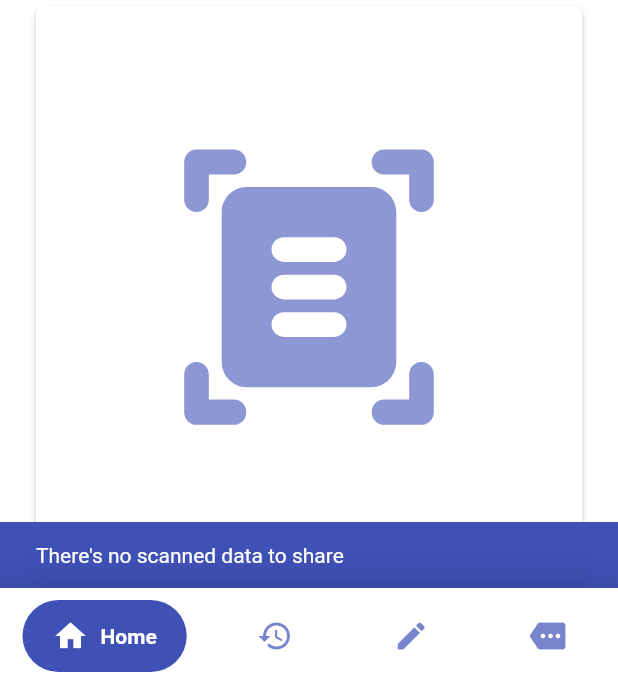
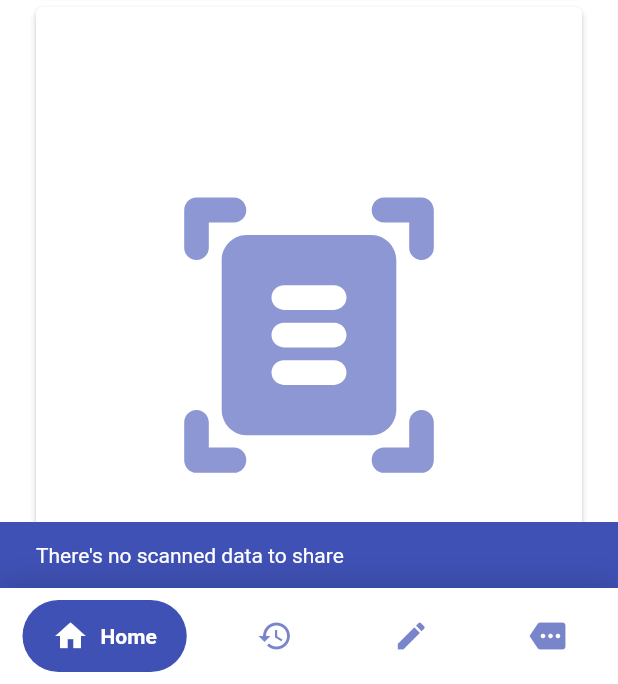
Before and after one commit to MeshackT/scanner, a Flutter app: the screen it shows after launch, after a tap on the "share" icon, on a phone screen of 412 x 824 dp, the part 552-1236 px from its top. Run offline on Flutter 3.47's test engine with Material 2 defaults, Android fonts, the phone set to English and light mode, and no system bars; drawn by our look-alikes of google_nav_bar; our stand-ins replace fluttertoast, image_gallery_saver, logger, permission_handler, qr_flutter, screenshot and 2 more; missing offline and left inert: esys_flutter_share_plus, flutter_barcode_scanner, flutter_share; accounts and stored records are empty; Roboto replaces fonts that are missing (Poppins).

```diff
--- a/lib/CreateHome.dart
+++ b/lib/CreateHome.dart
@@ -27,18 +27,20 @@ class _CreateHomeState extends State<CreateHome> {
 
   @override
   Widget build(BuildContext context) {
-    return Container(
+    return SafeArea(
+      child: Container(
         width: MediaQuery.of(context).size.width,
         height: MediaQuery.of(context).size.height,
         child: SingleChildScrollView(
           child: Column(
             children: [
               Padding(
-              padding: const EdgeInsets.symmetric(horizontal: 20, vertical: 20),
+                padding:
+                    const EdgeInsets.symmetric(horizontal: 20, vertical: 20),
                 child: Column(
                   children: [
-                  Reuse.HeaderText(
-                      context, "Converting", "Convert your text to a qr code"),
+                    Reuse.HeaderText(context, "Converting",
+                        "Convert your text to a qr code"),
                     SizedBox(
                       height: 10,
                     ),
@@ -59,8 +61,9 @@ class _CreateHomeState extends State<CreateHome> {
                             hintText: "Your text here",
                             hintStyle: textStyleText.copyWith(
                               fontWeight: FontWeight.w800,
-                            color:
-                                Theme.of(context).primaryColor.withOpacity(.7),
+                              color: Theme.of(context)
+                                  .primaryColor
+                                  .withOpacity(.7),
                             ),
                             border: OutlineInputBorder(
                               borderSide: BorderSide(
@@ -223,6 +226,7 @@ class _CreateHomeState extends State<CreateHome> {
                                   color: Colors
                                       .black, // Set the QR code pattern color to black
                                 ),
+                                size: 220,
                                 // Set the background color to white
                               ),
                             ),
@@ -234,6 +238,7 @@ class _CreateHomeState extends State<CreateHome> {
                 ),
               ),
             ],
+          ),
         ),
       ),
     );
--- a/lib/MoreHome.dart
+++ b/lib/MoreHome.dart
@@ -21,14 +21,20 @@ class MoreHome extends StatefulWidget {
 class _MoreHomeState extends State<MoreHome> {
   @override
   Widget build(BuildContext context) {
-    return SingleChildScrollView(
+    return SafeArea(
+      child: SingleChildScrollView(
+        child: Container(
+          width: MediaQuery.of(context).size.width,
+          height: MediaQuery.of(context).size.height,
+          color: Theme.of(context).primaryColorLight,
           child: Padding(
             padding: const EdgeInsets.symmetric(horizontal: 20, vertical: 20),
             child: Column(
               crossAxisAlignment: CrossAxisAlignment.start,
               mainAxisAlignment: MainAxisAlignment.start,
               children: [
-            Reuse.HeaderText(context, "Generals", "Send us feedback and share"),
+                Reuse.HeaderText(
+                    context, "Generals", "Send us feedback and share"),
                 Reuse.spaceBetween(),
                 ClipRRect(
                   borderRadius: BorderRadius.circular(10.0),
@@ -131,8 +137,9 @@ class _MoreHomeState extends State<MoreHome> {
                           onChanged: (val) async {
                             widget.toggleDarkMode(val);
                           },
-                      inactiveThumbColor:
-                          Theme.of(context).primaryColorLight.withOpacity(.6),
+                          inactiveThumbColor: Theme.of(context)
+                              .primaryColorLight
+                              .withOpacity(.6),
                           activeColor: Theme.of(context).primaryColor,
                           thumbIcon:
                               MaterialStateProperty.resolveWith((Set states) {
@@ -212,6 +219,8 @@ class _MoreHomeState extends State<MoreHome> {
                       fontSize: 14, color: Theme.of(context).primaryColor),
                 )
               ],
+            ),
+          ),
         ),
       ),
     );
--- a/lib/Navigation.dart
+++ b/lib/Navigation.dart
@@ -56,9 +56,9 @@ class _NavigationState extends State<Navigation> {
           darkModeEnabled: widget.darkModeEnabled,
           toggleDarkMode: widget.toggleDarkMode),
     ];
-    return SafeArea(
-      child: Scaffold(
+    return Scaffold(
       backgroundColor: Theme.of(context).primaryColorLight,
+      extendBody: true,
       body: PageView(
         controller: pageController,
         children: screens,
@@ -113,7 +113,6 @@ class _NavigationState extends State<Navigation> {
           ),
         ),
       ),
-      ),
     );
   }
 }
--- a/lib/ScannerHome.dart
+++ b/lib/ScannerHome.dart
@@ -127,7 +127,13 @@ class _ScannerHomeState extends State<ScannerHome> {
 
   @override
   Widget build(BuildContext context) {
-    return Padding(
+    return SafeArea(
+      child: SingleChildScrollView(
+        child: Container(
+          width: MediaQuery.of(context).size.width,
+          height: MediaQuery.of(context).size.height,
+          color: Theme.of(context).primaryColorLight,
+          child: Padding(
             padding: const EdgeInsets.symmetric(vertical: 20, horizontal: 20),
             child: Column(
               children: [
@@ -151,9 +157,12 @@ class _ScannerHomeState extends State<ScannerHome> {
                             child: Container(
                               height: MediaQuery.of(context).size.height / 11,
                               width: MediaQuery.of(context).size.width / 2.5,
-                        color: Theme.of(context).primaryColor.withOpacity(.6),
+                              color: Theme.of(context)
+                                  .primaryColor
+                                  .withOpacity(.6),
                               child: ElevatedButton(
-                            onPressed: () => scanQR(), child: Text('QR scan')),
+                                  onPressed: () => scanQR(),
+                                  child: Text('QR scan')),
                             ),
                           ),
                           Reuse.spaceBetween(),
@@ -164,11 +173,14 @@ class _ScannerHomeState extends State<ScannerHome> {
                               topLeft: Radius.circular(0),
                             ),
                             child: Container(
-                        color: Theme.of(context).primaryColor.withOpacity(.6),
+                              color: Theme.of(context)
+                                  .primaryColor
+                                  .withOpacity(.6),
                               height: MediaQuery.of(context).size.height / 11,
                               width: MediaQuery.of(context).size.width / 2.5,
                               child: ElevatedButton(
-                            onPressed: () => scanQR(), child: Text('Bar Code')),
+                                  onPressed: () => scanQR(),
+                                  child: Text('Bar Code')),
                             ),
                           ),
                           Reuse.spaceBetween(),
@@ -178,14 +190,15 @@ class _ScannerHomeState extends State<ScannerHome> {
                               color: Theme.of(context).primaryColorLight,
                               elevation: 1,
                               child: Container(
-                          padding:
-                              EdgeInsets.symmetric(vertical: 5, horizontal: 5),
+                                padding: EdgeInsets.symmetric(
+                                    vertical: 5, horizontal: 5),
                                 width: MediaQuery.of(context).size.width,
                                 // color:
                                 //     Theme.of(context).primaryColor.withOpacity(.09),
                                 child: Row(
                                   crossAxisAlignment: CrossAxisAlignment.center,
-                            mainAxisAlignment: MainAxisAlignment.spaceBetween,
+                                  mainAxisAlignment:
+                                      MainAxisAlignment.spaceBetween,
                                   children: [
                                     Row(
                                       children: [
@@ -201,7 +214,8 @@ class _ScannerHomeState extends State<ScannerHome> {
                                           'Scan result',
                                           textAlign: TextAlign.center,
                                           style: TextStyle(
-                                        color: Theme.of(context).primaryColor,
+                                              color: Theme.of(context)
+                                                  .primaryColor,
                                               fontSize: 20,
                                               fontWeight: FontWeight.w800),
                                         ),
@@ -251,7 +265,8 @@ class _ScannerHomeState extends State<ScannerHome> {
                       color: Theme.of(context).primaryColorLight,
                       child: Center(
                         child: Container(
-                    padding: EdgeInsets.symmetric(vertical: 5, horizontal: 5),
+                          padding:
+                              EdgeInsets.symmetric(vertical: 5, horizontal: 5),
                           width: MediaQuery.of(context).size.width,
                           color: Theme.of(context).primaryColorLight,
                           child: SingleChildScrollView(
@@ -284,6 +299,9 @@ class _ScannerHomeState extends State<ScannerHome> {
                 ),
               ],
             ),
+          ),
+        ),
+      ),
     );
   }
 }
```
Also changed, not shown: lib/HistoryHome.dart (+132 -129 lines). Lines whose indentation alone changed are shown as unchanged.
